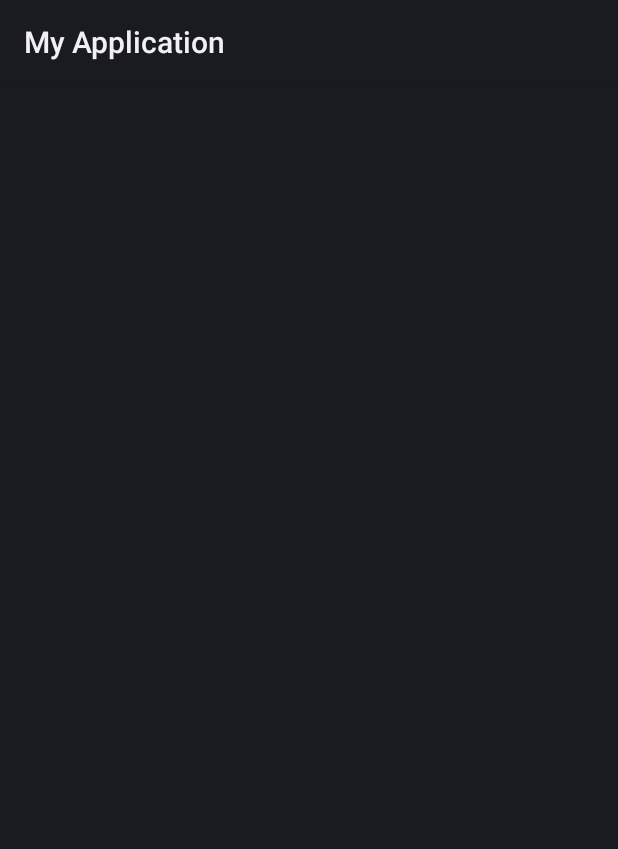
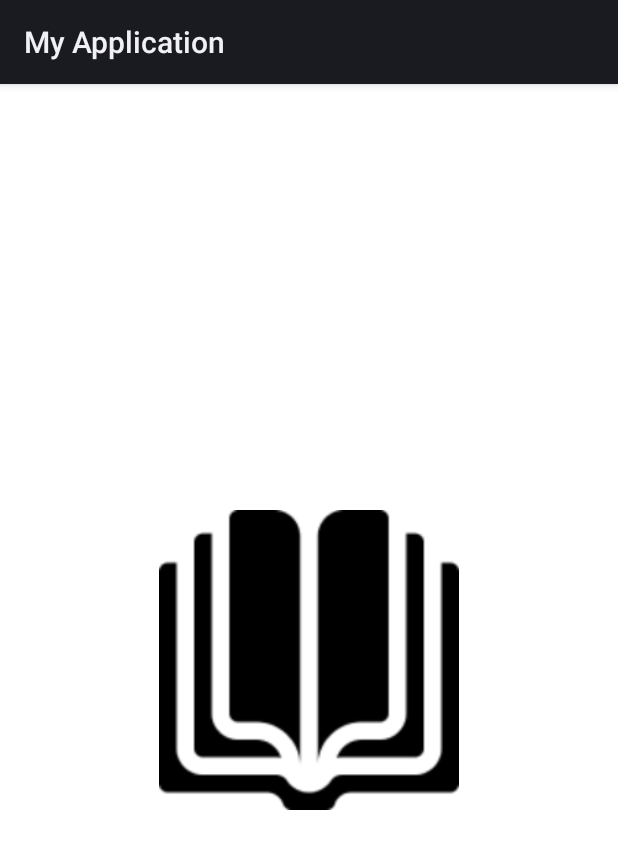
Before and after one commit to hyunmin0317/LOOKIE_FRONT_TOY2, an Android app: the layout activity_intro.xml on its own in the app's theme, with its tools: preview values and no code run, on a phone screen of 412 x 824 dp. Shown: the top 849 px of the screen. Run offline under Robolectric (Android 15) with nearby library versions, the phone set to English and light mode, and no system bars.

Commit message:
Update intro

```diff
--- a/app/src/main/java/com/example/myapplication/MypageActivity.kt
+++ b/app/src/main/java/com/example/myapplication/MypageActivity.kt
@@ -21,7 +21,7 @@ class MypageActivity : AppCompatActivity() {
             editor.commit()
             (application as MasterApplication).createRetrofit()
             finish()
-            startActivity(Intent(this, LoginActivity::class.java))
+            startActivity(Intent(this, IntroActivity::class.java))
         }
 
         val email = getUserEmail()
--- a/app/src/main/res/layout/activity_intro.xml
+++ b/app/src/main/res/layout/activity_intro.xml
@@ -1,9 +1,25 @@
 <?xml version="1.0" encoding="utf-8"?>
-<androidx.constraintlayout.widget.ConstraintLayout xmlns:android="http://schemas.android.com/apk/res/android"
+<LinearLayout xmlns:android="http://schemas.android.com/apk/res/android"
     xmlns:app="http://schemas.android.com/apk/res-auto"
     xmlns:tools="http://schemas.android.com/tools"
     android:layout_width="match_parent"
     android:layout_height="match_parent"
+    android:background="#ffffff"
+    android:orientation="horizontal"
     tools:context=".IntroActivity">
 
-</androidx.constraintlayout.widget.ConstraintLayout>
+    <LinearLayout
+        android:layout_width="match_parent"
+        android:layout_height="match_parent"
+        android:gravity="center"
+        android:orientation="vertical">
+
+        <ImageView
+            android:layout_width="200dp"
+            android:layout_height="200dp"
+            android:layout_gravity="center"
+            android:src="@drawable/icon" />
+
+    </LinearLayout>
+
+</LinearLayout>
```
Also changed, not shown: app/src/main/AndroidManifest.xml (+5 -3 lines), app/src/main/java/com/example/myapplication/IntroActivity.kt (+20 -0 lines), app/src/main/java/com/example/myapplication/LoginActivity.kt (+2 -7 lines), app/src/main/res/drawable/icon.png (added).
